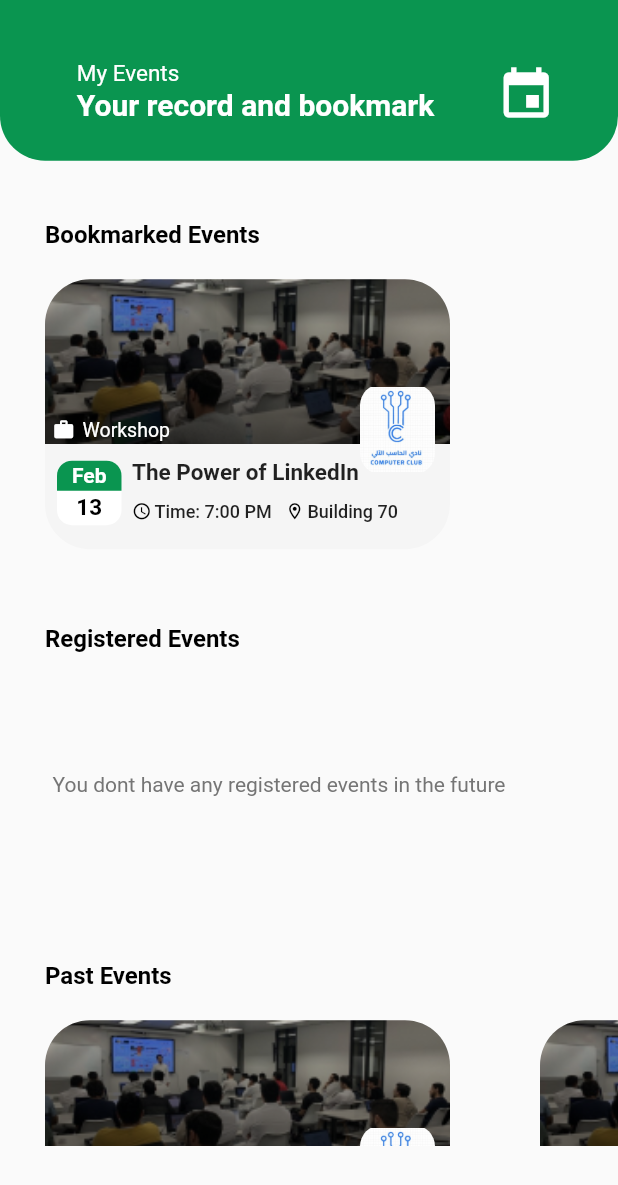
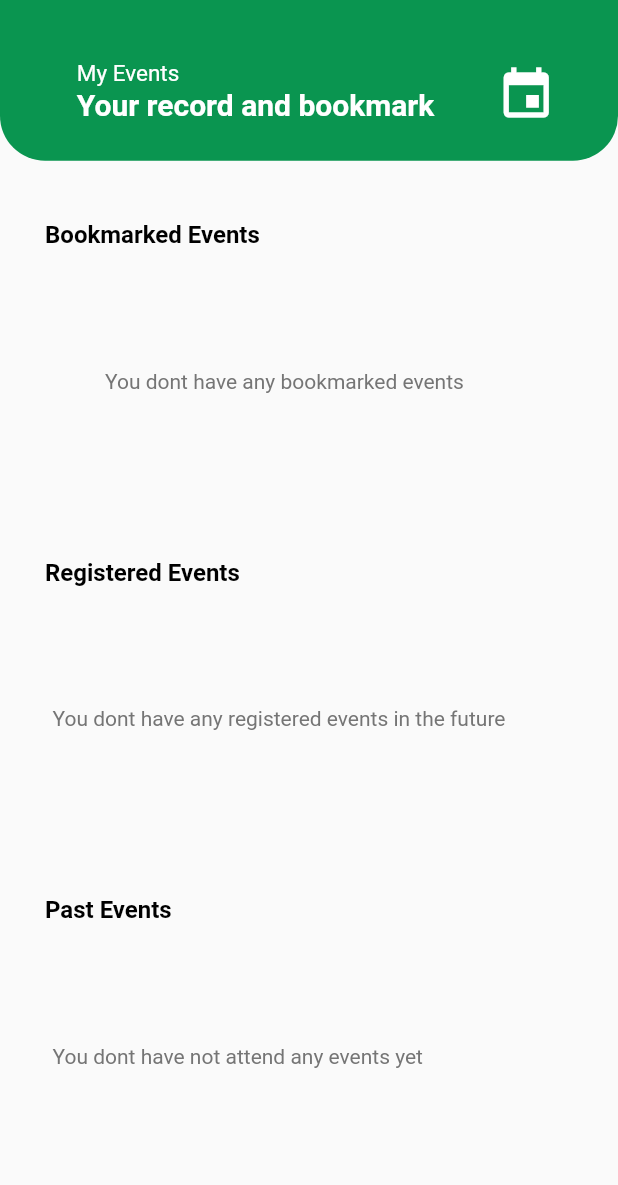
Before and after one commit to KFUPMCC/kfupm_events, a Flutter app: the MyEvents screen opened by its route, on a phone screen of 412 x 824 dp. Shown: the top 1185 px of the screen. Run offline on Flutter 3.47's test engine with Material 2 defaults, Android fonts, the phone set to English and light mode, and no system bars; our stand-ins replace firebase_auth, firebase_core, font_awesome_flutter, go_router; accounts and stored records are empty.

Commit message:
eventCard & Page rendering

```diff
--- a/lib/src/features/events/data/events_data.dart
+++ b/lib/src/features/events/data/events_data.dart
@@ -25,7 +25,7 @@ class EventsDataNotifier extends ChangeNotifier {
     Event(
       id: 2,
       title: 'Automating Using Python',
-      image: 'automating_header.png',
+      image: 'assets/automating_header.png',
       agenda: 'KFUPM students and several Professors, Graduates and Staff get'
           ' theopportunity to carry out their social responsibility through '
           ' participating invariety of field Programs that aim to help patients, elder '
@@ -93,6 +93,4 @@ class EventsDataNotifier extends ChangeNotifier {
       date: DateTime(2023, 2, 9),
     ),
   ];
-
-
 }
--- a/lib/src/features/events/presentation/myevents/bookmarked_events.dart
+++ b/lib/src/features/events/presentation/myevents/bookmarked_events.dart
@@ -1,6 +1,6 @@
 import 'package:flutter/material.dart';
 import 'package:kfupm_events/src/features/home/presentation/lower/card/event_card.dart';
-import 'package:kfupm_events/src/features/home/presentation/lower/events_row.dart';
+import 'package:kfupm_events/src/removed_widgets/events_row.dart';
 import 'package:kfupm_events/src/features/home/presentation/lower/header_section.dart';
 import 'package:kfupm_events/src/routing/routes.dart';
 
@@ -20,19 +20,19 @@ class BookmarkedEvents extends StatelessWidget {
               text: 'Bookmarked Events',
             ),
           ),
-          // Padding(
-          //   padding: const EdgeInsets.symmetric(vertical: 70, horizontal: 70),
-          //   child: Text(
-          //     'You dont have any bookmarked events',
-          //     textAlign: TextAlign.center,
-          //     style: TextStyle(color: Colors.grey[600]),
-          //   ),
+          Padding(
+            padding: const EdgeInsets.symmetric(vertical: 70, horizontal: 70),
+            child: Text(
+              'You dont have any bookmarked events',
+              textAlign: TextAlign.center,
+              style: TextStyle(color: Colors.grey[600]),
+            ),
+          ),
+          // EventsRow(
+          //   eventsList: [
+          //     //EventCard(eventPage: AppRoute.event.name),
+          //   ],
           // ),
-          EventsRow(
-            eventsList: [
-              EventCard(eventPage: AppRoute.event.name),
-            ],
-          ),
         ],
       ),
     );
--- a/lib/src/features/events/presentation/myevents/past_events.dart
+++ b/lib/src/features/events/presentation/myevents/past_events.dart
@@ -1,6 +1,6 @@
 import 'package:flutter/material.dart';
 import 'package:kfupm_events/src/features/home/presentation/lower/card/event_card.dart';
-import 'package:kfupm_events/src/features/home/presentation/lower/events_row.dart';
+import 'package:kfupm_events/src/removed_widgets/events_row.dart';
 import 'package:kfupm_events/src/features/home/presentation/lower/header_section.dart';
 import 'package:kfupm_events/src/routing/routes.dart';
 
@@ -20,20 +20,20 @@ class PastEvents extends StatelessWidget {
               text: 'Past Events',
             ),
           ),
-          // Padding(
-          //   padding: const EdgeInsets.symmetric(vertical: 70, horizontal: 35),
-          //   child: Text(
-          //     'You dont have not attend any events yet',
-          //     textAlign: TextAlign.center,
-          //     style: TextStyle(color: Colors.grey[600]),
-          //   ),
+          Padding(
+            padding: const EdgeInsets.symmetric(vertical: 70, horizontal: 35),
+            child: Text(
+              'You dont have not attend any events yet',
+              textAlign: TextAlign.center,
+              style: TextStyle(color: Colors.grey[600]),
+            ),
+          ),
+          // EventsRow(
+          //   eventsList: [
+          //     // EventCard(eventPage: AppRoute.event.name),
+          //     // EventCard(eventPage: AppRoute.event.name),
+          //   ],
           // ),
-          EventsRow(
-            eventsList: [
-              EventCard(eventPage: AppRoute.event.name),
-              EventCard(eventPage: AppRoute.event.name),
-            ],
-          ),
         ],
       ),
     );
--- a/lib/src/features/home/presentation/lower/card/event_card.dart
+++ b/lib/src/features/home/presentation/lower/card/event_card.dart
@@ -2,7 +2,6 @@
 import 'package:flutter/material.dart';
 import 'package:go_router/go_router.dart';
 
-import 'package:kfupm_events/src/features/events/domain/etype.dart';
 import 'package:kfupm_events/src/features/home/presentation/lower/card/event_date.dart';
 import 'package:kfupm_events/src/features/home/presentation/lower/card/event_loaction.dart';
 import 'package:kfupm_events/src/features/home/presentation/lower/card/event_time.dart';
@@ -10,25 +9,29 @@ import 'package:kfupm_events/src/features/home/presentation/lower/card/event_tit
 import 'package:kfupm_events/src/features/home/presentation/lower/card/event_type.dart';
 import 'package:kfupm_events/src/features/home/presentation/lower/card/head_image.dart';
 import 'package:kfupm_events/src/features/home/presentation/lower/card/host_logo.dart';
-import 'package:kfupm_events/src/routing/routes.dart';
 
-class EventCard extends StatefulWidget {
+import '../../../../../routing/routes.dart';
+import '../../../../events/domain/event.dart';
+
+class EventCard extends StatelessWidget {
   const EventCard({
     Key? key,
-    required this.eventPage,
+    required this.eventIndex,
+    required this.event,
   }) : super(key: key);
-  final String eventPage;
+  final int eventIndex;
+  final Event event;
 
-  @override
-  State<EventCard> createState() => _EventCardState();
-}
-
-class _EventCardState extends State<EventCard> {
   @override
   Widget build(BuildContext context) {
     return GestureDetector(
       onTap: () {
-        context.pushNamed(widget.eventPage);
+        context.pushNamed(
+          AppRoute.event.name,
+          params: {
+            'eventIndex': eventIndex.toString(),
+          },
+        );
       },
       child: Padding(
         padding: const EdgeInsets.symmetric(horizontal: 30),
@@ -42,19 +45,19 @@ class _EventCardState extends State<EventCard> {
           ),
           child: Column(
             children: [
-              const HeadImage(imageURL: 'assets/card.png'),
+              HeadImage(imageURL: event.image),
               SizedBox(
                 width: double.infinity,
                 height: 70,
                 child: Stack(
                   clipBehavior: Clip.none,
                   children: [
-                    const HostLogo(logoURL: 'assets/host_logo.jpg'),
-                    const EventTitle(title: 'The Power of LinkedIn'),
-                    const EventType(type: EType.workShop),
-                    const EventLocation(location: 'Building 70'),
-                    const EventTime(time: TimeOfDay(hour: 19, minute: 0)),
-                    EventDate(date: DateTime(2023, 2, 13)),
+                    HostLogo(logoURL: event.hostLogo),
+                    EventTitle(title: event.title),
+                    EventType(type: event.type),
+                    EventLocation(location: event.building),
+                    EventTime(time: event.time),
+                    EventDate(date: event.date),
                   ],
                 ),
               ),
--- a/lib/src/routing/routes.dart
+++ b/lib/src/routing/routes.dart
@@ -45,9 +45,14 @@ final goRouter = GoRouter(
             },
           ),
           GoRoute(
-            path: 'event',
+            path: 'event/:eventIndex',
             name: AppRoute.event.name,
-            builder: (context, state) => const EventPage(),
+            builder: (context, state) {
+              final eventIndex = state.params['eventIndex']!;
+              return EventPage(
+                eventIndex: eventIndex.toString(),
+              );
+            },
           ),
           GoRoute(
             path: 'create',
```
Also changed, not shown: lib/src/constants/test_events.dart (+93 -93 lines), lib/src/features/events/data/fake_repo.dart (deleted, +0 -30 lines), lib/src/features/events/presentation/event_head.dart (+8 -5 lines), lib/src/features/events/presentation/event_page.dart (+126 -6 lines), lib/src/features/home/presentation/lower/week_events.dart (+47 -23 lines), lib/src/removed_widgets/fake_repo.dart (added, +30 -0 lines), lib/src/removed_widgets/events_row.dart (renamed from lib/src/features/home/presentation/lower/events_row.dart), lib/src/removed_widgets/lower_event.dart (renamed from lib/src/features/events/presentation/lower_event.dart), lib/src/removed_widgets/upper_event.dart (renamed from lib/src/features/events/presentation/upper_event.dart).
